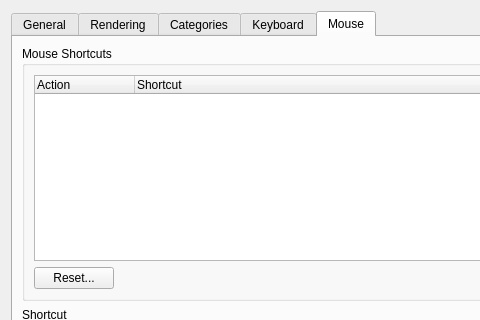
The window that qt/lc_qpreferencesdialog.ui (leozide/leocad) describes before a commit, drawn with Qt 5; both pictures show x 0 to 480 and y 0 to 320 of the 581 by 450 pixel window.
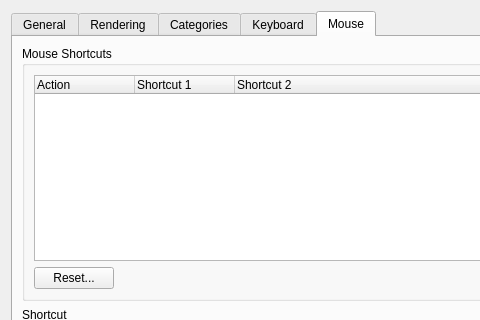
The same window after the commit. The open tabs and pages were chosen to show the change.

Commit message: Added option for alternate mouse shortcuts with defaults that match LDD.

Diff of the .ui file:
```diff
--- a/qt/lc_qpreferencesdialog.ui
+++ b/qt/lc_qpreferencesdialog.ui
@@ -652,7 +652,12 @@
                 </column>
                 <column>
                  <property name="text">
-                  <string>Shortcut</string>
+                  <string>Shortcut 1</string>
+                 </property>
+                </column>
+                <column>
+                 <property name="text">
+                  <string>Shortcut 2</string>
                  </property>
                 </column>
                </widget>
```
The commit also changes 3 other files.
